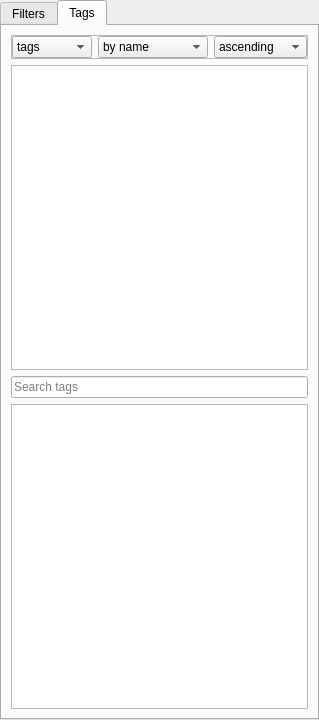
Before: the Qt Designer form UI/leftPanel.ui in darxtar0000/YT-Saved-Videos, drawn with Qt 5.
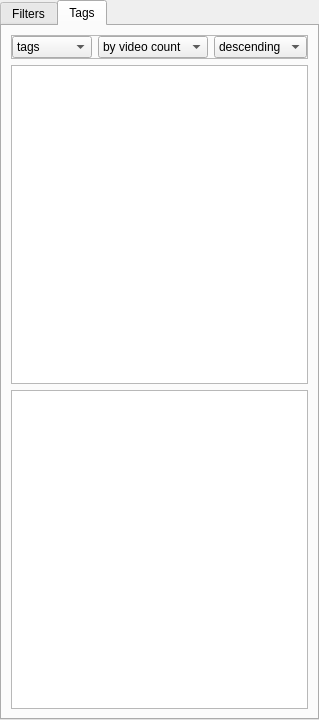
After: the same form once the commit is applied. The open tabs and pages were chosen to show the change.

Commit message: Moved implementation of event handling into leftPanel.py

Diff of the .ui file:
```diff
--- a/UI/leftPanel.ui
+++ b/UI/leftPanel.ui
@@ -216,6 +216,9 @@
           </item>
           <item>
            <widget class="QComboBox" name="tagSortDropDown">
+            <property name="currentIndex">
+             <number>1</number>
+            </property>
             <item>
              <property name="text">
               <string>by name</string>
@@ -230,6 +233,9 @@
           </item>
           <item>
            <widget class="QComboBox" name="tagSortDirDropDown">
+            <property name="currentIndex">
+             <number>1</number>
+            </property>
             <item>
              <property name="text">
               <string>ascending</string>
@@ -255,22 +261,6 @@
          </property>
         </widget>
        </item>
-       <item>
-        <widget class="QLineEdit" name="tagSearchBar">
-         <property name="toolTip">
-          <string>&lt;html&gt;&lt;head/&gt;&lt;body&gt;&lt;p&gt;&lt;span style=&quot; font-size:9pt;&quot;&gt;Search list of tags. Press enter to apply tag in search box, even if it doesn't exist yet&lt;/span&gt;&lt;/p&gt;&lt;/body&gt;&lt;/html&gt;</string>
-         </property>
-         <property name="text">
-          <string/>
-         </property>
-         <property name="placeholderText">
-          <string>Search tags</string>
-         </property>
-         <property name="clearButtonEnabled">
-          <bool>true</bool>
-         </property>
-        </widget>
-       </item>
        <item>
         <widget class="QListView" name="tagListBeta">
          <property name="toolTip">
```
The commit also changes 2 other files.
